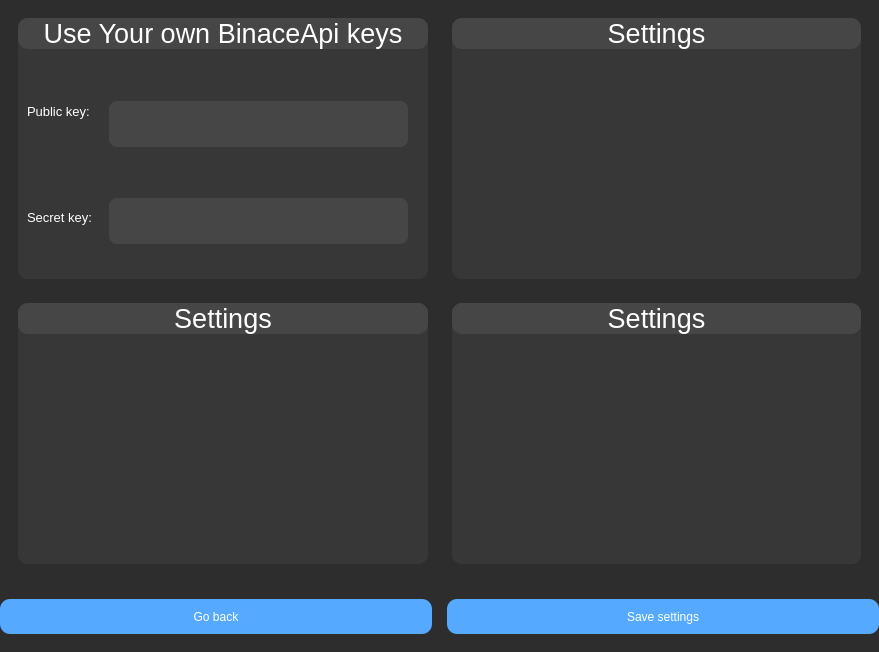
The window that ui/settings_page.ui (kornelHub/BackTesting-App) describes before a commit, drawn with Qt 5.
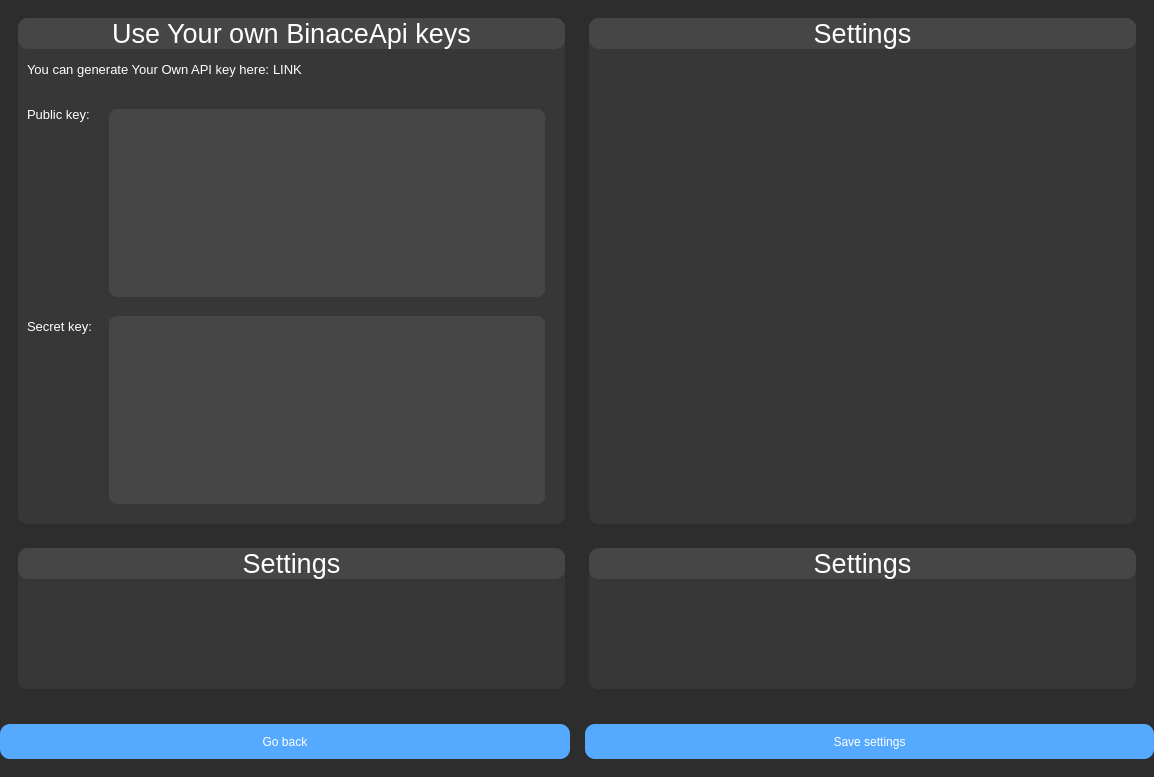
The same window after the commit.

Commit message: change size of api_keys_section in settings_page.ui and add link to tutorial

```diff
--- a/ui/settings_page.ui
+++ b/ui/settings_page.ui
@@ -6,8 +6,8 @@
    <rect>
     <x>0</x>
     <y>0</y>
-    <width>879</width>
-    <height>652</height>
+    <width>1154</width>
+    <height>777</height>
    </rect>
   </property>
   <property name="windowTitle">
@@ -127,6 +127,69 @@
                  </property>
                 </widget>
                </item>
+               <item>
+                <widget class="QWidget" name="link_widget" native="true">
+                 <property name="minimumSize">
+                  <size>
+                   <width>0</width>
+                   <height>40</height>
+                  </size>
+                 </property>
+                 <layout class="QHBoxLayout" name="horizontalLayout_3">
+                  <property name="spacing">
+                   <number>0</number>
+                  </property>
+                  <property name="leftMargin">
+                   <number>9</number>
+                  </property>
+                  <property name="topMargin">
+                   <number>0</number>
+                  </property>
+                  <property name="rightMargin">
+                   <number>0</number>
+                  </property>
+                  <property name="bottomMargin">
+                   <number>0</number>
+                  </property>
+                  <item>
+                   <widget class="QLabel" name="link_text_label">
+                    <property name="sizePolicy">
+                     <sizepolicy hsizetype="Minimum" vsizetype="Expanding">
+                      <horstretch>0</horstretch>
+                      <verstretch>0</verstretch>
+                     </sizepolicy>
+                    </property>
+                    <property name="font">
+                     <font>
+                      <pointsize>10</pointsize>
+                     </font>
+                    </property>
+                    <property name="text">
+                     <string>You can generate Your Own API key here: </string>
+                    </property>
+                   </widget>
+                  </item>
+                  <item>
+                   <widget class="QLabel" name="link_label">
+                    <property name="sizePolicy">
+                     <sizepolicy hsizetype="Expanding" vsizetype="Expanding">
+                      <horstretch>0</horstretch>
+                      <verstretch>0</verstretch>
+                     </sizepolicy>
+                    </property>
+                    <property name="font">
+                     <font>
+                      <pointsize>10</pointsize>
+                     </font>
+                    </property>
+                    <property name="text">
+                     <string>LINK</string>
+                    </property>
+                   </widget>
+                  </item>
+                 </layout>
+                </widget>
+               </item>
                <item>
                 <widget class="QWidget" name="widget_7" native="true">
                  <property name="sizePolicy">
@@ -140,16 +203,16 @@
                  </property>
                  <layout class="QHBoxLayout" name="horizontalLayout_9">
                   <item>
-                   <widget class="QWidget" name="widget_18" native="true">
+                   <widget class="QWidget" name="labels_widget" native="true">
                     <layout class="QVBoxLayout" name="verticalLayout_10">
                      <property name="spacing">
-                      <number>0</number>
+                      <number>15</number>
                      </property>
                      <property name="leftMargin">
                       <number>0</number>
                      </property>
                      <property name="topMargin">
-                      <number>0</number>
+                      <number>9</number>
                      </property>
                      <property name="rightMargin">
                       <number>0</number>
@@ -158,19 +221,25 @@
                       <number>0</number>
                      </property>
                      <item>
-                      <widget class="QLabel" name="label_6">
+                      <widget class="QLabel" name="public_key_label">
                        <property name="font">
                         <font>
                          <pointsize>10</pointsize>
                         </font>
                        </property>
+                       <property name="layoutDirection">
+                        <enum>Qt::LeftToRight</enum>
+                       </property>
                        <property name="text">
                         <string>Public key:</string>
                        </property>
+                       <property name="alignment">
+                        <set>Qt::AlignLeading|Qt::AlignLeft|Qt::AlignTop</set>
+                       </property>
                       </widget>
                      </item>
                      <item>
-                      <widget class="QLabel" name="label_7">
+                      <widget class="QLabel" name="secret_key_label">
                        <property name="font">
                         <font>
                          <pointsize>10</pointsize>
@@ -179,13 +248,16 @@
                        <property name="text">
                         <string>Secret key:</string>
                        </property>
+                       <property name="alignment">
+                        <set>Qt::AlignLeading|Qt::AlignLeft|Qt::AlignTop</set>
+                       </property>
                       </widget>
                      </item>
                     </layout>
                    </widget>
                   </item>
                   <item>
-                   <widget class="QWidget" name="widget_19" native="true">
+                   <widget class="QWidget" name="api_keys_fields_widget" native="true">
                     <property name="sizePolicy">
                      <sizepolicy hsizetype="Expanding" vsizetype="Expanding">
                       <horstretch>0</horstretch>
@@ -196,23 +268,8 @@
                      <property name="spacing">
                       <number>15</number>
                      </property>
-                     <item>
-                      <widget class="QWidget" name="widget_21" native="true">
-                       <layout class="QHBoxLayout" name="horizontalLayout_11">
-                        <property name="spacing">
-                         <number>0</number>
-                        </property>
-                        <property name="leftMargin">
-                         <number>0</number>
-                        </property>
                         <property name="topMargin">
-                         <number>0</number>
-                        </property>
-                        <property name="rightMargin">
-                         <number>0</number>
-                        </property>
-                        <property name="bottomMargin">
-                         <number>0</number>
+                      <number>9</number>
                         </property>
                         <item>
                          <widget class="QPlainTextEdit" name="public_key_plainTextEdit">
@@ -231,7 +288,7 @@
                           <property name="maximumSize">
                            <size>
                             <width>16777215</width>
-                            <height>50</height>
+                         <height>200</height>
                            </size>
                           </property>
                           <property name="styleSheet">
@@ -252,9 +309,6 @@
 }
 </string>
                           </property>
-                         </widget>
-                        </item>
-                       </layout>
                       </widget>
                      </item>
                      <item>
@@ -274,7 +328,7 @@
                        <property name="maximumSize">
                         <size>
                          <width>16777215</width>
-                         <height>50</height>
+                         <height>200</height>
                         </size>
                        </property>
                        <property name="styleSheet">
@@ -297,27 +351,6 @@
                        </property>
                       </widget>
                      </item>
-                     <item>
-                      <widget class="QWidget" name="widget_22" native="true">
-                       <layout class="QHBoxLayout" name="horizontalLayout_12">
-                        <property name="spacing">
-                         <number>0</number>
-                        </property>
-                        <property name="leftMargin">
-                         <number>0</number>
-                        </property>
-                        <property name="topMargin">
-                         <number>0</number>
-                        </property>
-                        <property name="rightMargin">
-                         <number>0</number>
-                        </property>
-                        <property name="bottomMargin">
-                         <number>0</number>
-                        </property>
-                       </layout>
-                      </widget>
-                     </item>
                     </layout>
                    </widget>
                   </item>
```
Lines whose indentation alone changed are shown as unchanged. The commit also changes 1 other file.
